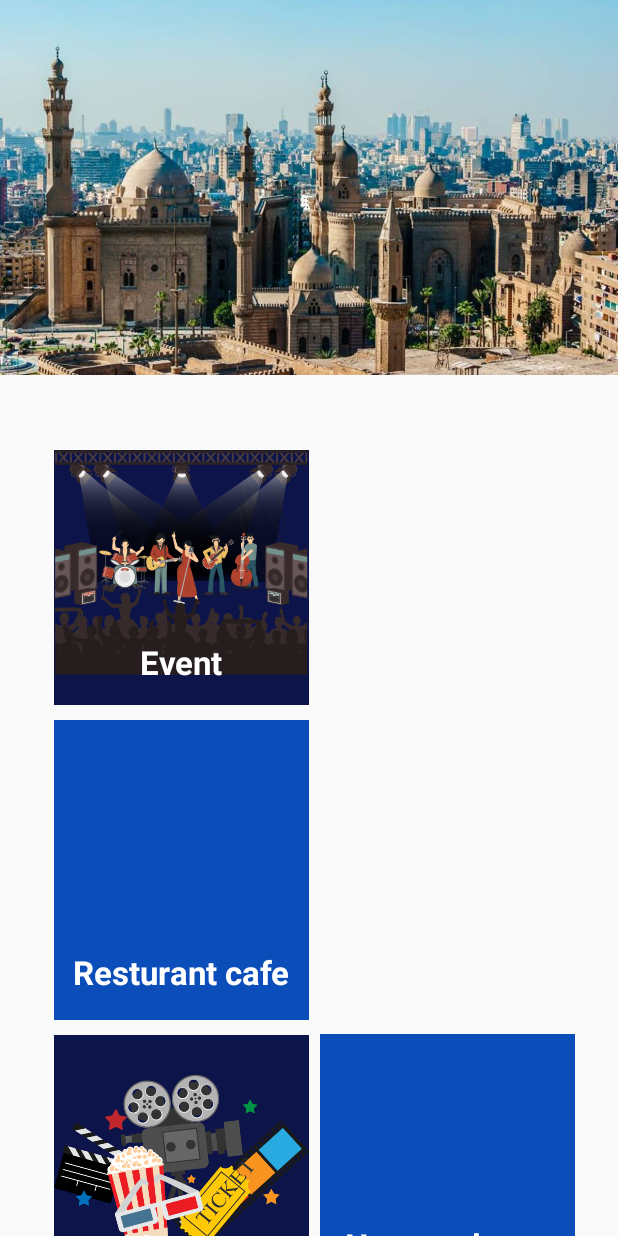
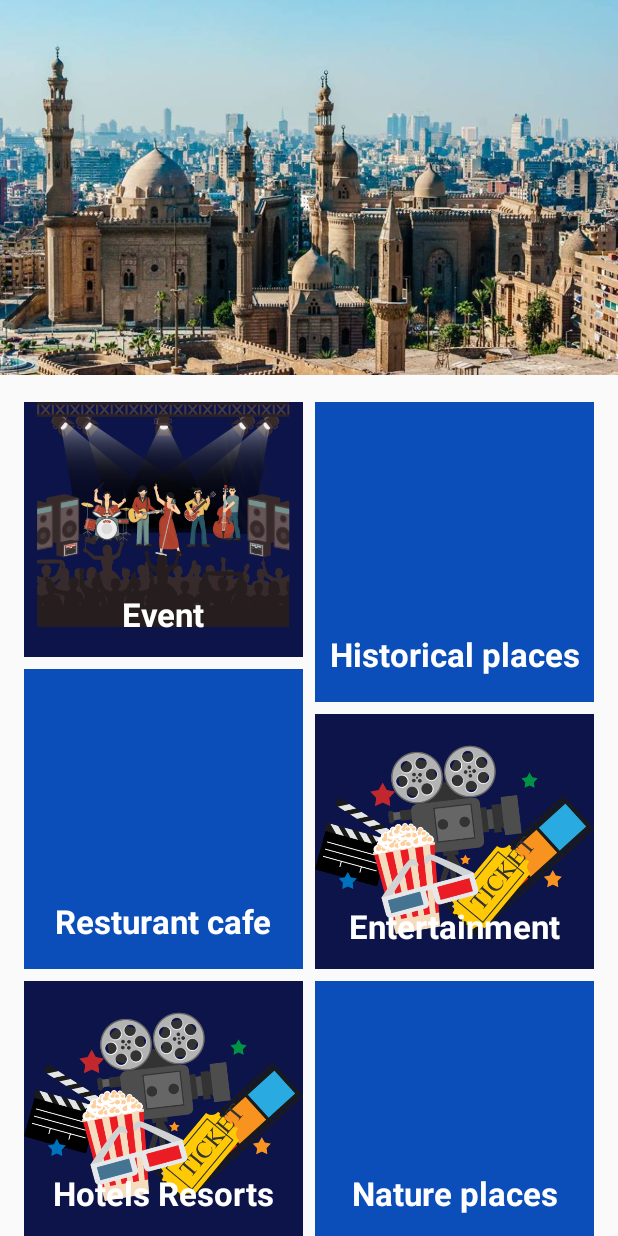
Before and after one commit to MohamedSameeer/LetsGo, an Android app: the SelectCategory screen opened directly, with no data from a screen before it, on a phone screen of 412 x 824 dp. Run offline under Robolectric (Android 15) with nearby library versions, the phone set to English and light mode, and no system bars; our stand-ins replace Firebase (no records; nobody signed in at launch, a user with empty details on screens opened directly).

Commit message:
-update some UI bugs

```diff
--- a/app/src/main/res/layout/activity_category_main.xml
+++ b/app/src/main/res/layout/activity_category_main.xml
@@ -28,15 +28,15 @@
 
         <ImageView
             android:id="@+id/eventImgCategory"
-            android:layout_width="170dp"
+            android:layout_width="0dp"
             android:layout_height="170dp"
-            android:layout_marginStart="30dp"
-            android:layout_marginTop="50dp"
-            android:layout_marginEnd="200dp"
+            android:layout_marginStart="16dp"
+            android:layout_marginTop="18dp"
             android:background="#0C1449"
             android:scaleType="centerCrop"
             android:src="@drawable/event2"
-            app:layout_constraintEnd_toEndOf="parent"
+            app:layout_constraintEnd_toStartOf="@id/historicalImgCategory"
+            app:layout_constraintHorizontal_bias="0.49"
             app:layout_constraintStart_toStartOf="parent"
             app:layout_constraintTop_toBottomOf="@id/img_categoryMain" />
 
@@ -55,19 +55,14 @@
 
         <ImageView
             android:id="@+id/resturantImgCategory"
-            android:layout_width="170dp"
+            android:layout_width="0dp"
             android:layout_height="200dp"
-            android:layout_marginStart="30dp"
-            android:layout_marginTop="10dp"
-            android:layout_marginEnd="200dp"
-            android:layout_marginBottom="8dp"
+            android:layout_marginTop="8dp"
             android:background="#0B4EB9"
             android:scaleType="centerCrop"
-            app:layout_constraintBottom_toBottomOf="parent"
-            app:layout_constraintEnd_toEndOf="parent"
-            app:layout_constraintStart_toStartOf="parent"
-            app:layout_constraintTop_toBottomOf="@id/eventImgCategory"
-            app:layout_constraintVertical_bias="0.0" />
+            app:layout_constraintEnd_toEndOf="@id/eventImgCategory"
+            app:layout_constraintStart_toStartOf="@id/eventImgCategory"
+            app:layout_constraintTop_toBottomOf="@id/eventImgCategory" />
 
         <TextView
             android:layout_width="wrap_content"
@@ -84,16 +79,16 @@
 
         <ImageView
             android:id="@+id/historicalImgCategory"
-            android:layout_width="170dp"
+            android:layout_width="0dp"
             android:layout_height="200dp"
-            android:layout_marginStart="180dp"
-            android:layout_marginTop="50dp"
-            android:layout_marginEnd="200dp"
+            android:layout_marginBottom="8dp"
+            android:layout_marginStart="8dp"
+            android:layout_marginEnd="16dp"
             android:background="#0B4EB9"
-            android:scaleType="centerCrop"
-            app:layout_constraintEnd_toEndOf="parent"
-            app:layout_constraintStart_toEndOf="@id/eventImgCategory"
-            app:layout_constraintTop_toBottomOf="@id/img_categoryMain" />
+          app:layout_constraintTop_toTopOf="@id/eventImgCategory"
+            app:layout_constraintLeft_toRightOf="@id/eventImgCategory"
+            app:layout_constraintRight_toRightOf="parent"
+            />
 
         <TextView
             android:layout_width="wrap_content"
@@ -112,17 +107,14 @@
 
         <ImageView
             android:id="@+id/cinemaImgCategory"
-            android:layout_width="170dp"
+            android:layout_width="0dp"
             android:layout_height="170dp"
-            android:layout_marginStart="180dp"
-            android:layout_marginTop="10dp"
-            android:layout_marginEnd="200dp"
-            android:layout_marginBottom="8dp"
+            android:layout_marginTop="8dp"
             android:background="#0C1449"
             android:src="@drawable/cinema_img"
             app:layout_constraintBottom_toBottomOf="parent"
-            app:layout_constraintEnd_toEndOf="parent"
-            app:layout_constraintStart_toEndOf="@id/resturantImgCategory"
+            app:layout_constraintLeft_toLeftOf="@id/historicalImgCategory"
+            app:layout_constraintRight_toRightOf="@id/historicalImgCategory"
             app:layout_constraintTop_toBottomOf="@id/historicalImgCategory"
             app:layout_constraintVertical_bias="0.0" />
 
@@ -142,17 +134,14 @@
 
         <ImageView
             android:id="@+id/hotelsImgCategory"
-            android:layout_width="170dp"
+            android:layout_width="0dp"
             android:layout_height="170dp"
-            android:layout_marginStart="30dp"
-            android:layout_marginTop="10dp"
-            android:layout_marginEnd="200dp"
-            android:layout_marginBottom="8dp"
+            android:layout_marginTop="8dp"
             android:background="#0C1449"
             android:src="@drawable/cinema_img"
             app:layout_constraintBottom_toBottomOf="parent"
-            app:layout_constraintEnd_toEndOf="parent"
-            app:layout_constraintStart_toStartOf="parent"
+            app:layout_constraintEnd_toEndOf="@id/eventImgCategory"
+            app:layout_constraintStart_toStartOf="@id/eventImgCategory"
             app:layout_constraintTop_toBottomOf="@id/resturantImgCategory"
             app:layout_constraintVertical_bias="0.0" />
 
@@ -172,18 +161,16 @@
 
         <ImageView
             android:id="@+id/natureImgCategory"
-            android:layout_width="170dp"
+            android:layout_width="0dp"
+            android:layout_marginTop="8dp"
             android:layout_height="170dp"
-
+            android:layout_marginBottom="8dp"
             android:background="#0B4EB9"
             android:scaleType="centerCrop"
             app:layout_constraintBottom_toBottomOf="parent"
-            app:layout_constraintEnd_toEndOf="parent"
-            app:layout_constraintHorizontal_bias="0.2"
-            app:layout_constraintLeft_toRightOf="@+id/hotelsImgCategory"
-            app:layout_constraintRight_toRightOf="parent"
-            app:layout_constraintStart_toEndOf="@id/hotelsImgCategory"
-            app:layout_constraintTop_toBottomOf="@id/cinemaImgCategory" />
+            app:layout_constraintLeft_toLeftOf="@id/historicalImgCategory"
+            app:layout_constraintRight_toRightOf="@id/historicalImgCategory"
+            app:layout_constraintTop_toBottomOf="@id/cinemaImgCategory"/>
 
         <TextView
             android:layout_width="wrap_content"
@@ -191,8 +178,6 @@
             android:text="Nature places"
             android:textColor="#fff"
             android:textSize="22sp"
-
-
             android:textStyle="bold"
             app:layout_constraintBottom_toBottomOf="@+id/natureImgCategory"
             app:layout_constraintEnd_toEndOf="@+id/natureImgCategory"
```
